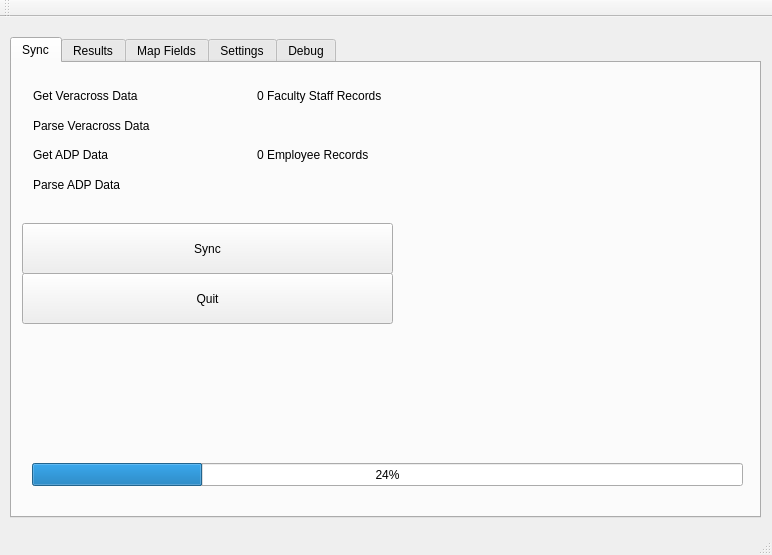
Old version of the form QT/ADP/mainwindow.ui in the repository beckf/vc-adp-sync.
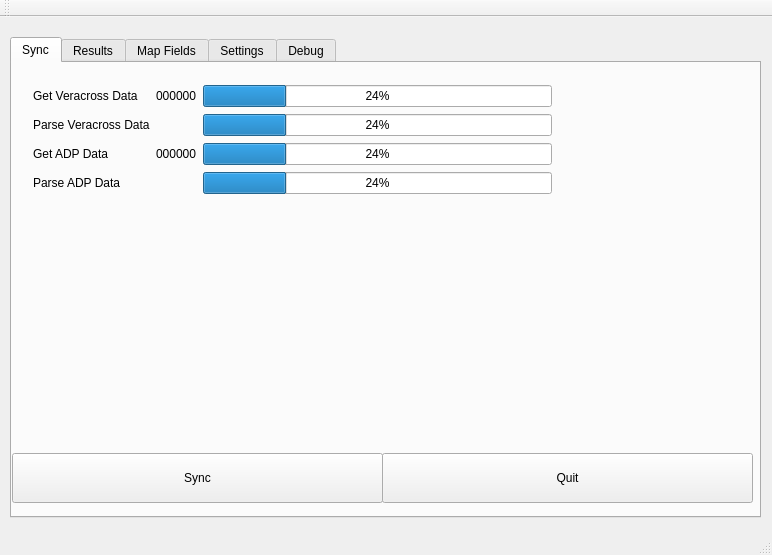
New version of the form.

The edit to the form file:
```diff
--- a/QT/ADP/mainwindow.ui
+++ b/QT/ADP/mainwindow.ui
@@ -33,10 +33,10 @@
      <widget class="QLabel" name="logo_label">
       <property name="geometry">
        <rect>
-        <x>569</x>
+        <x>599</x>
         <y>10</y>
-        <width>161</width>
-        <height>151</height>
+        <width>131</width>
+        <height>131</height>
        </rect>
       </property>
       <property name="text">
@@ -48,71 +48,15 @@
        <rect>
         <x>10</x>
         <y>10</y>
-        <width>371</width>
+        <width>541</width>
         <height>134</height>
        </rect>
       </property>
       <layout class="QGridLayout" name="gridLayout">
        <item row="0" column="1">
-        <widget class="QLabel" name="vcDataFSStatusLabel">
-         <property name="text">
-          <string/>
-         </property>
-        </widget>
-       </item>
-       <item row="1" column="1">
-        <widget class="QLabel" name="vcParseStatusLabel">
-         <property name="text">
-          <string/>
-         </property>
-        </widget>
-       </item>
-       <item row="0" column="2">
         <widget class="QLabel" name="vcFSRecordCount">
          <property name="text">
-          <string>0 Faculty Staff Records</string>
-         </property>
-        </widget>
-       </item>
-       <item row="2" column="1">
-        <widget class="QLabel" name="adpDataFSStatusLabel">
-         <property name="text">
-          <string/>
-         </property>
-        </widget>
-       </item>
-       <item row="2" column="2">
-        <widget class="QLabel" name="adpRecordCount">
-         <property name="text">
-          <string>0 Employee Records</string>
-         </property>
-        </widget>
-       </item>
-       <item row="3" column="1">
-        <widget class="QLabel" name="adpParseStatusLabel">
-         <property name="text">
-          <string/>
-         </property>
-        </widget>
-       </item>
-       <item row="0" column="0">
-        <widget class="QLabel" name="label_4">
-         <property name="text">
-          <string>Get Veracross Data</string>
-         </property>
-        </widget>
-       </item>
-       <item row="1" column="0">
-        <widget class="QLabel" name="label_5">
-         <property name="text">
-          <string>Parse Veracross Data</string>
-         </property>
-        </widget>
-       </item>
-       <item row="2" column="0">
-        <widget class="QLabel" name="label_6">
-         <property name="text">
-          <string>Get ADP Data</string>
+          <string>000000</string>
          </property>
         </widget>
        </item>
@@ -123,15 +67,71 @@
          </property>
         </widget>
        </item>
+       <item row="2" column="0">
+        <widget class="QLabel" name="label_6">
+         <property name="text">
+          <string>Get ADP Data</string>
+         </property>
+        </widget>
+       </item>
+       <item row="1" column="0">
+        <widget class="QLabel" name="label_5">
+         <property name="text">
+          <string>Parse Veracross Data</string>
+         </property>
+        </widget>
+       </item>
+       <item row="0" column="0">
+        <widget class="QLabel" name="label_4">
+         <property name="text">
+          <string>Get Veracross Data</string>
+         </property>
+        </widget>
+       </item>
+       <item row="0" column="2">
+        <widget class="QProgressBar" name="progressBarGetVCData">
+         <property name="value">
+          <number>24</number>
+         </property>
+        </widget>
+       </item>
+       <item row="2" column="1">
+        <widget class="QLabel" name="adpRecordCount">
+         <property name="text">
+          <string>000000</string>
+         </property>
+        </widget>
+       </item>
+       <item row="1" column="2">
+        <widget class="QProgressBar" name="progressBarParseVCData">
+         <property name="value">
+          <number>24</number>
+         </property>
+        </widget>
+       </item>
+       <item row="2" column="2">
+        <widget class="QProgressBar" name="progressBarGetADPData">
+         <property name="value">
+          <number>24</number>
+         </property>
+        </widget>
+       </item>
+       <item row="3" column="2">
+        <widget class="QProgressBar" name="progressBarParseADPData">
+         <property name="value">
+          <number>24</number>
+         </property>
+        </widget>
+       </item>
       </layout>
      </widget>
      <widget class="QPushButton" name="btn_sync">
       <property name="geometry">
        <rect>
-        <x>10</x>
-        <y>160</y>
+        <x>0</x>
+        <y>390</y>
         <width>371</width>
-        <height>51</height>
+        <height>50</height>
        </rect>
       </property>
       <property name="text">
@@ -141,29 +141,16 @@
      <widget class="QPushButton" name="btn_quit">
       <property name="geometry">
        <rect>
-        <x>10</x>
-        <y>210</y>
+        <x>370</x>
+        <y>390</y>
         <width>371</width>
-        <height>51</height>
+        <height>50</height>
        </rect>
       </property>
       <property name="text">
        <string>Quit</string>
       </property>
      </widget>
-     <widget class="QProgressBar" name="syncProgressBar">
-      <property name="geometry">
-       <rect>
-        <x>20</x>
-        <y>400</y>
-        <width>711</width>
-        <height>23</height>
-       </rect>
-      </property>
-      <property name="value">
-       <number>24</number>
-      </property>
-     </widget>
     </widget>
     <widget class="QWidget" name="resultsTab">
      <attribute name="title">
```
Left out of the diff: 2 changed lines with no effect on the pictures.
